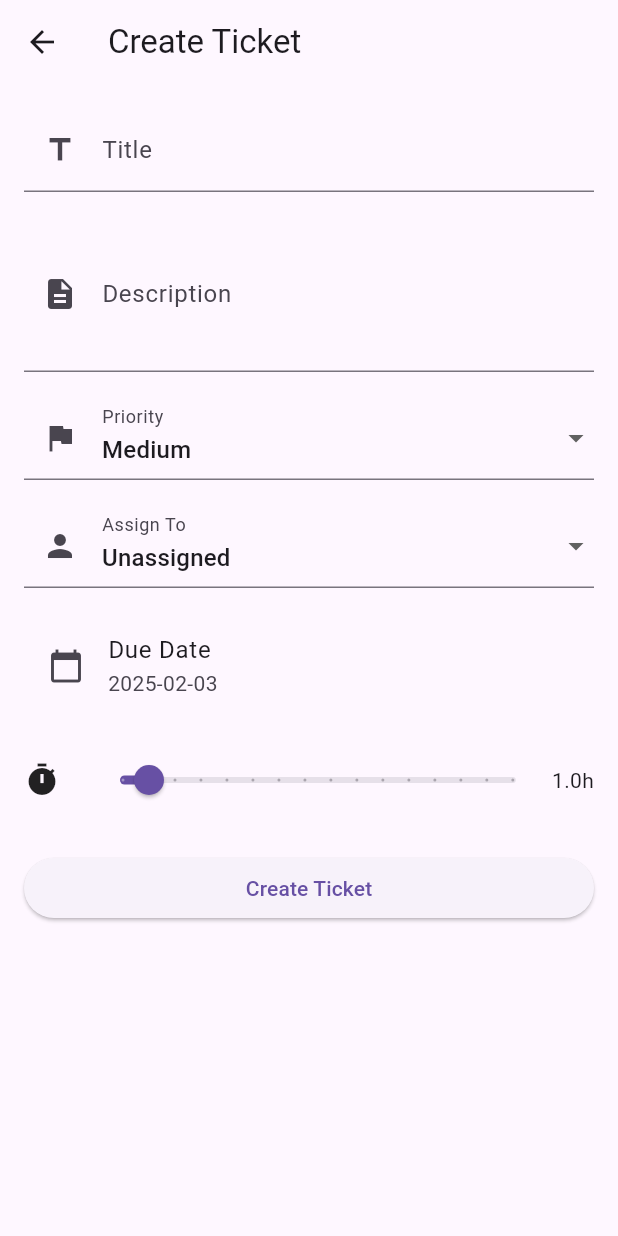
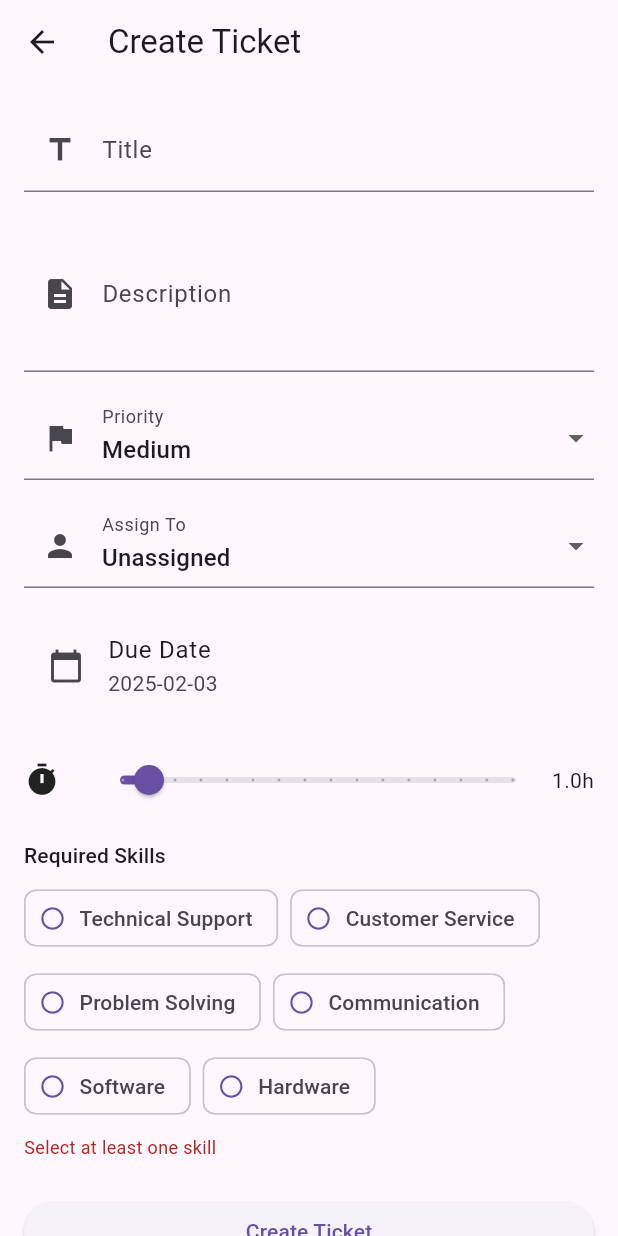
Before and after one commit to itsivali/ticket_support_system, a Flutter app: the CreateTicketScreen screen opened by its route, on a phone screen of 412 x 824 dp. Run offline on Flutter 3.47's test engine with Material 3 defaults, Android fonts, the phone set to English and light mode, and no system bars; our stand-ins replace firebase_core, firebase_messaging, flutter_chat_types, flutter_chat_ui, logger, shared_preferences; missing offline and left inert: mailer; accounts and stored records are empty; network calls fail.

Commit message:
Add requiredSkills field to Ticket model; implement SkillSelector widget for skill selection in ticket creation and editing screens.

```diff
--- a/lib/models/ticket.dart
+++ b/lib/models/ticket.dart
@@ -9,6 +9,7 @@ class Ticket {
   final String priority;
   final String createdAt;
   final String? lastUpdated;
+  final List<String> requiredSkills;
 
   Ticket({
     required this.id,
@@ -21,6 +22,7 @@ class Ticket {
     required this.priority,
     required this.createdAt,
     this.lastUpdated,
+    required this.requiredSkills,
   });
 
   factory Ticket.fromJson(Map<String, dynamic> json) {
@@ -35,6 +37,7 @@ class Ticket {
       assignedTo: json['assignedTo']?.toString(),
       createdAt: json['createdAt']?.toString() ?? '',
       lastUpdated: json['lastUpdated']?.toString(),
+      requiredSkills: (json['requiredSkills'] as List<dynamic>?)?.map((e) => e.toString()).toList() ?? [],
     );
   }
 
@@ -48,5 +51,6 @@ class Ticket {
     if (assignedTo != null) 'assignedTo': assignedTo,
     'createdAt': createdAt,
     if (lastUpdated != null) 'lastUpdated': lastUpdated,
+    'requiredSkills': requiredSkills,
   };
 }
--- a/lib/screens/create_ticket_screen.dart
+++ b/lib/screens/create_ticket_screen.dart
@@ -5,6 +5,7 @@ import '../providers/ticket_provider.dart';
 import '../providers/agent_provider.dart';
 import '../utils/validators.dart';
 import '../widgets/loading_overlay.dart';
+import '../widgets/skill_selector.dart';
 
 class CreateTicketScreen extends StatefulWidget {
   const CreateTicketScreen({super.key});
@@ -22,6 +23,7 @@ class _CreateTicketScreenState extends State<CreateTicketScreen> {
   String _priority = 'MEDIUM';
   String? _assignedTo;
   bool _isLoading = false;
+  List<String> _requiredSkills = [];
 
   @override
   void initState() {
@@ -49,19 +51,20 @@ class _CreateTicketScreenState extends State<CreateTicketScreen> {
     setState(() => _isLoading = true);
 
     try {
-      final newTicket = Ticket(
+      final ticket = Ticket(
         id: '',
         title: _titleController.text,
         description: _descriptionController.text,
         dueDate: _dueDate,
         estimatedHours: _estimatedHours,
+        priority: _priority,
         status: 'OPEN',
-        priority: _priority,
         assignedTo: _assignedTo,
+        requiredSkills: _requiredSkills,
         createdAt: DateTime.now().toIso8601String(),
       );
 
-      await context.read<TicketProvider>().createTicket(newTicket, context);
+      await context.read<TicketProvider>().createTicket(ticket, context);
 
       if (mounted) {
         Navigator.pop(context);
@@ -69,7 +72,7 @@ class _CreateTicketScreenState extends State<CreateTicketScreen> {
     } catch (e) {
       if (mounted) {
         ScaffoldMessenger.of(context).showSnackBar(
-          SnackBar(content: Text('Error creating ticket: ${e.toString()}')),
+          SnackBar(content: Text('Error creating ticket: $e')),
         );
       }
     } finally {
@@ -94,24 +97,9 @@ class _CreateTicketScreenState extends State<CreateTicketScreen> {
             child: Column(
               crossAxisAlignment: CrossAxisAlignment.stretch,
               children: [
-                TextFormField(
-                  controller: _titleController,
-                  decoration: const InputDecoration(
-                    labelText: 'Title',
-                    prefixIcon: Icon(Icons.title),
-                  ),
-                  validator: (value) => Validators.required(value, 'Title'),
-                ),
+                _buildTitleField(),
                 const SizedBox(height: 16),
-                TextFormField(
-                  controller: _descriptionController,
-                  maxLines: 3,
-                  decoration: const InputDecoration(
-                    labelText: 'Description',
-                    prefixIcon: Icon(Icons.description),
-                  ),
-                  validator: (value) => Validators.required(value, 'Description'),
-                ),
+                _buildDescriptionField(),
                 const SizedBox(height: 16),
                 _buildPrioritySelector(),
                 const SizedBox(height: 16),
@@ -120,6 +108,8 @@ class _CreateTicketScreenState extends State<CreateTicketScreen> {
                 _buildDueDatePicker(),
                 const SizedBox(height: 16),
                 _buildHoursEstimation(),
+                const SizedBox(height: 16),
+                _buildSkillSelector(),
                 const SizedBox(height: 24),
                 ElevatedButton(
                   onPressed: _isLoading ? null : _submitForm,
@@ -130,6 +120,29 @@ class _CreateTicketScreenState extends State<CreateTicketScreen> {
           ),
         ),
       ),
+    );
+  }
+
+  Widget _buildTitleField() {
+    return TextFormField(
+      controller: _titleController,
+      decoration: const InputDecoration(
+        labelText: 'Title',
+        prefixIcon: Icon(Icons.title),
+      ),
+      validator: (value) => Validators.required(value, 'Title'),
+    );
+  }
+
+  Widget _buildDescriptionField() {
+    return TextFormField(
+      controller: _descriptionController,
+      maxLines: 3,
+      decoration: const InputDecoration(
+        labelText: 'Description',
+        prefixIcon: Icon(Icons.description),
+      ),
+      validator: (value) => Validators.required(value, 'Description'),
     );
   }
 
@@ -152,7 +165,7 @@ class _CreateTicketScreenState extends State<CreateTicketScreen> {
   Widget _buildAgentDropdown() {
     return Consumer<AgentProvider>(
       builder: (context, provider, child) {
-        final agents = provider.getAvailableAgents();
+        final agents = provider.agents;
         return DropdownButtonFormField<String?>(
           value: _assignedTo,
           decoration: const InputDecoration(
@@ -213,4 +226,11 @@ class _CreateTicketScreenState extends State<CreateTicketScreen> {
       ],
     );
   }
+
+  Widget _buildSkillSelector() {
+    return SkillSelector(
+      selectedSkills: _requiredSkills,
+      onChanged: (skills) => setState(() => _requiredSkills = skills),
+    );
+  }
 }
--- a/lib/screens/edit_ticket_screen.dart
+++ b/lib/screens/edit_ticket_screen.dart
@@ -62,6 +62,7 @@ class _EditTicketScreenState extends State<EditTicketScreen> {
           priority: _priority,
           assignedTo: _assignedTo,
           createdAt: widget.ticket.createdAt,
+          requiredSkills: widget.ticket.requiredSkills,
         );
 
         await Provider.of<TicketProvider>(context, listen: false)
--- a/lib/services/workload_distribution.dart
+++ b/lib/services/workload_distribution.dart
@@ -1,6 +1,6 @@
 import '../models/ticket.dart';
 import '../models/agent.dart';
-import '../utils/console_logger.dart';
+
 
 class WorkloadDistribution {
   static const double maxUtilization = 1.0;
--- /dev/null
+++ b/lib/widgets/skill_selector.dart
@@ -0,0 +1,71 @@
+import 'package:flutter/material.dart';
+
+class SkillSelector extends StatelessWidget {
+  final List<String> selectedSkills;
+  final Function(List<String>) onChanged;
+
+  static const List<String> availableSkills = [
+    'Technical Support',
+    'Customer Service',
+    'Problem Solving',
+    'Communication',
+    'Software',
+    'Hardware',
+  ];
+
+  const SkillSelector({
+    super.key,
+    required this.selectedSkills,
+    required this.onChanged,
+  });
+
+  @override
+  Widget build(BuildContext context) {
+    return Column(
+      crossAxisAlignment: CrossAxisAlignment.start,
+      children: [
+        Text(
+          'Required Skills',
+          style: Theme.of(context).textTheme.titleSmall,
+        ),
+        const SizedBox(height: 8),
+        Wrap(
+          spacing: 8,
+          runSpacing: 8,
+          children: availableSkills.map((skill) {
+            final isSelected = selectedSkills.contains(skill);
+            return FilterChip(
+              label: Text(skill),
+              selected: isSelected,
+              onSelected: (selected) {
+                final updatedSkills = List<String>.from(selectedSkills);
+                if (selected) {
+                  updatedSkills.add(skill);
+                } else {
+                  updatedSkills.remove(skill);
+                }
+                onChanged(updatedSkills);
+              },
+              avatar: Icon(
+                isSelected ? Icons.check_circle : Icons.circle_outlined,
+                size: 18,
+              ),
+              selectedColor: Theme.of(context).colorScheme.primaryContainer,
+              checkmarkColor: Theme.of(context).colorScheme.primary,
+            );
+          }).toList(),
+        ),
+        if (selectedSkills.isEmpty) ...[
+          const SizedBox(height: 8),
+          Text(
+            'Select at least one skill',
+            style: TextStyle(
+              color: Theme.of(context).colorScheme.error,
+              fontSize: 12,
+            ),
+          ),
+        ],
+      ],
+    );
+  }
+}
```
